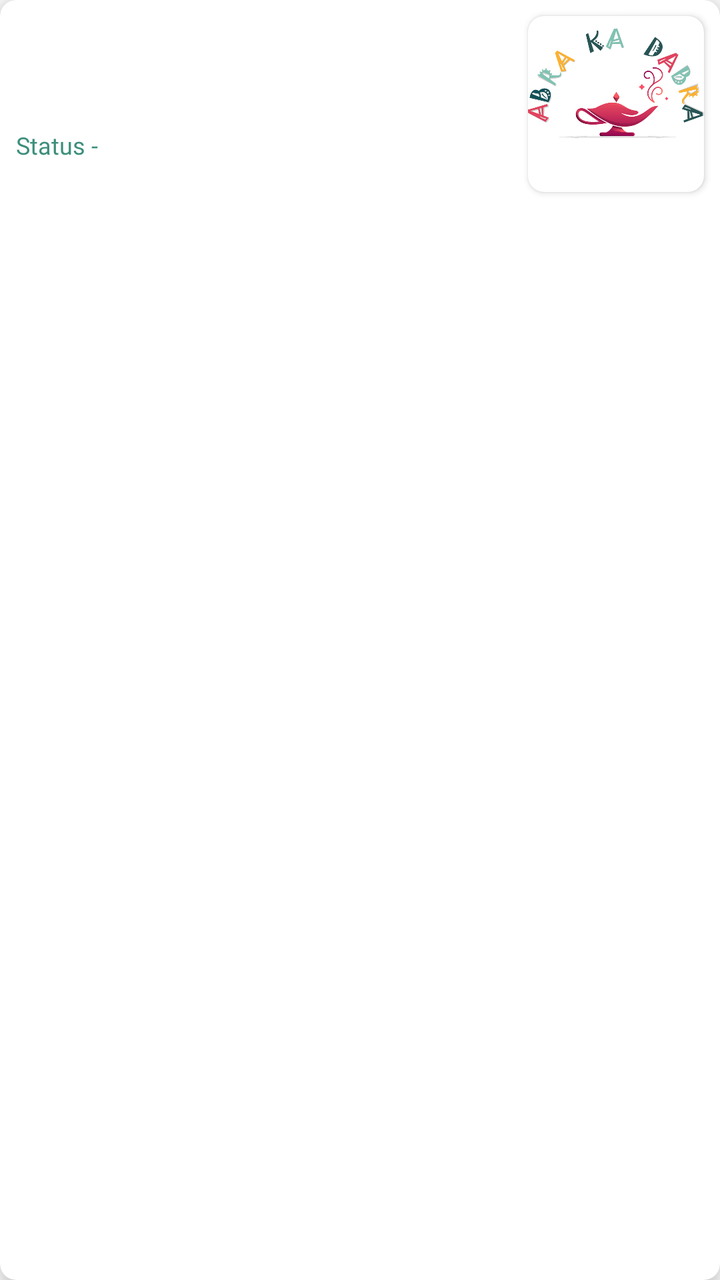
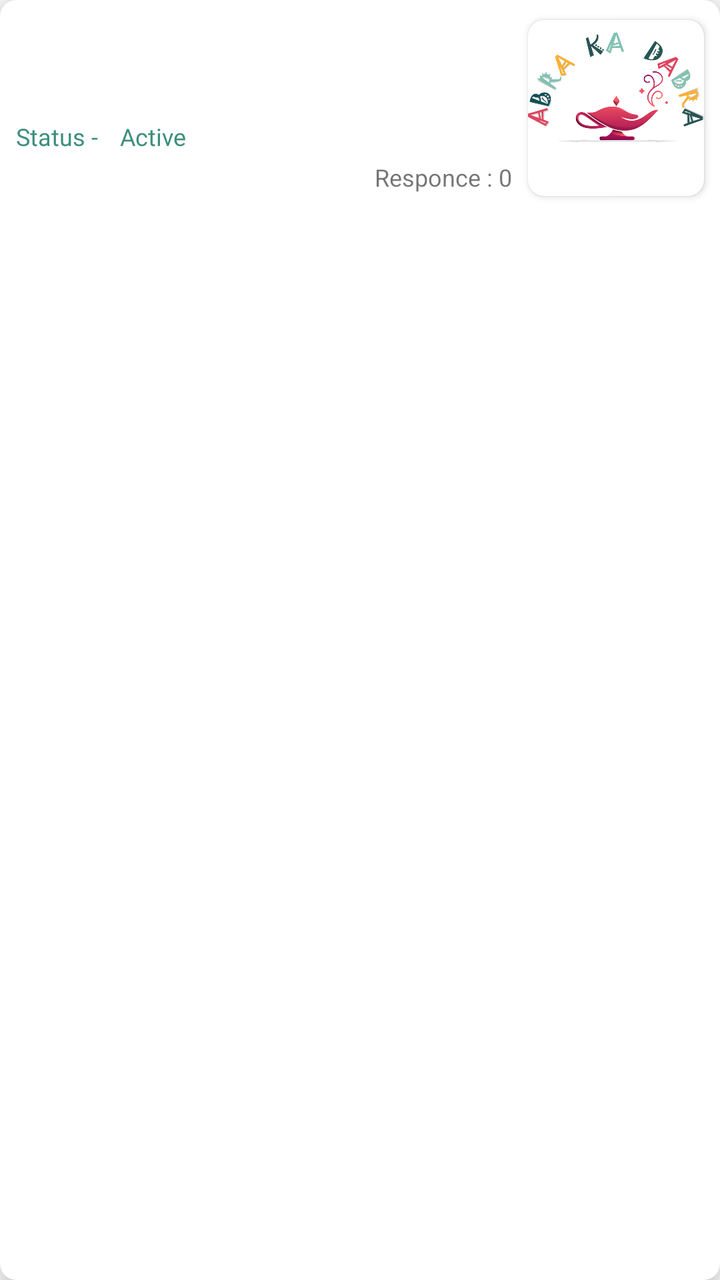

An Android layout rendered at two revisions. The XML below is the earlier revision; the diff shows what the commit changed to produce the second picture.
<!-- AndroidManifest.xml: application theme Theme.AbraaKaDabraa.App -->
<!-- res/layout/my_listing_row.xml -->
<?xml version="1.0" encoding="utf-8"?>
<androidx.cardview.widget.CardView
    android:id="@+id/cardItem"
    xmlns:android="http://schemas.android.com/apk/res/android"
    xmlns:app="http://schemas.android.com/apk/res-auto"
    xmlns:tools="http://schemas.android.com/tools"
    android:layout_width="match_parent"
    android:layout_height="wrap_content"
    app:cardCornerRadius="8dp"
    android:layout_margin="8dp"
    app:cardElevation="8dp">

    <androidx.constraintlayout.widget.ConstraintLayout
        android:layout_width="match_parent"
        android:layout_height="104dp">

        <androidx.cardview.widget.CardView
            android:id="@+id/cardView11"
            android:layout_width="wrap_content"
            android:layout_height="wrap_content"
            android:layout_marginTop="16dp"
            android:layout_marginEnd="8dp"
            android:layout_marginBottom="16dp"
            app:cardCornerRadius="8dp"
            app:layout_constraintBottom_toBottomOf="parent"
            app:layout_constraintEnd_toEndOf="parent"
            app:layout_constraintTop_toTopOf="parent">

            <ImageView
                android:id="@+id/imageView24"
                android:layout_width="88dp"
                android:layout_height="88dp"
                android:src="@drawable/app_logo_new" />
        </androidx.cardview.widget.CardView>

        <androidx.constraintlayout.widget.ConstraintLayout
            android:layout_width="0dp"
            android:layout_height="wrap_content"
            android:layout_marginStart="8dp"
            android:layout_marginEnd="8dp"
            app:layout_constraintBottom_toBottomOf="@+id/cardView11"
            app:layout_constraintEnd_toStartOf="@+id/cardView11"
            app:layout_constraintStart_toStartOf="parent"
            app:layout_constraintTop_toTopOf="@+id/cardView11">

            <TextView
                android:id="@+id/textView58"
                android:layout_width="0dp"
                android:layout_height="wrap_content"
                android:layout_marginTop="8dp"
                android:fontFamily="@font/montserrat_medium"
                android:text=""
                android:textColor="@color/title_color"
                android:textSize="12sp"
                app:layout_constraintEnd_toEndOf="parent"
                app:layout_constraintStart_toStartOf="parent"
                app:layout_constraintTop_toBottomOf="@+id/textView57" />

            <TextView
                android:id="@+id/textView59"
                android:layout_width="wrap_content"
                android:layout_height="wrap_content"
                android:layout_marginTop="8dp"
                android:layout_marginBottom="8dp"
                android:fontFamily="@font/montserrat_medium"
                android:text="Status - "
                android:textColor="#3C8F7C"
                android:textSize="12sp"
                app:layout_constraintBottom_toBottomOf="parent"
                app:layout_constraintStart_toStartOf="parent"
                app:layout_constraintTop_toBottomOf="@+id/textView58" />

            <TextView
                android:id="@+id/textView60"
                android:layout_width="0dp"
                android:layout_height="wrap_content"
                android:layout_marginStart="8dp"
                android:layout_marginEnd="2dp"
                android:fontFamily="@font/montserrat_medium"
                android:text="Active"
                android:visibility="gone"
                android:textColor="#3C8F7C"
                android:textSize="12sp"
                app:layout_constraintBottom_toBottomOf="@+id/textView59"
                app:layout_constraintEnd_toStartOf="@+id/textView115"
                app:layout_constraintStart_toEndOf="@+id/textView59"
                app:layout_constraintTop_toTopOf="@+id/textView59" />

            <TextView
                android:id="@+id/textView57"
                android:layout_width="0dp"
                android:layout_height="wrap_content"
                android:fontFamily="@font/montserrat_bold"
                android:text=""
                android:textColor="#535C6B"
                android:textSize="12sp"
                app:layout_constraintEnd_toEndOf="parent"
                app:layout_constraintStart_toStartOf="parent"
                app:layout_constraintTop_toTopOf="parent" />

            <TextView
                android:id="@+id/textView115"
                android:layout_width="0dp"
                android:layout_height="wrap_content"
                android:text=""
                android:textSize="12sp"
                app:layout_constraintBottom_toBottomOf="@+id/textView60"
                app:layout_constraintEnd_toEndOf="parent"
                app:layout_constraintTop_toTopOf="@+id/textView60" />
        </androidx.constraintlayout.widget.ConstraintLayout>
    </androidx.constraintlayout.widget.ConstraintLayout>
</androidx.cardview.widget.CardView>
<!-- resources referenced by this layout -->
<resources>
  <color name="title_color">#535C6B</color>
  <!-- drawable app_logo_new: png bitmap (drawable, 185574 bytes) -->
  <style name="Theme.AbraaKaDabraa.App" parent="Theme.MaterialComponents.Light.DarkActionBar">
          <item name="colorPrimary">@color/theme_color</item>
          <item name="colorPrimaryVariant">@color/theme_color</item>
          <item name="colorOnPrimary">@color/theme_color</item>
      </style>
  <color name="theme_color">#416D49</color>
</resources>

<!-- the commit's change to res/layout/my_listing_row.xml (unified diff, before → after) -->
@@ -12,7 +12,7 @@
 
     <androidx.constraintlayout.widget.ConstraintLayout
         android:layout_width="match_parent"
-        android:layout_height="104dp">
+        android:layout_height="108dp">
 
         <androidx.cardview.widget.CardView
             android:id="@+id/cardView11"
@@ -61,12 +61,10 @@
                 android:layout_width="wrap_content"
                 android:layout_height="wrap_content"
                 android:layout_marginTop="8dp"
-                android:layout_marginBottom="8dp"
                 android:fontFamily="@font/montserrat_medium"
                 android:text="Status - "
                 android:textColor="#3C8F7C"
                 android:textSize="12sp"
-                app:layout_constraintBottom_toBottomOf="parent"
                 app:layout_constraintStart_toStartOf="parent"
                 app:layout_constraintTop_toBottomOf="@+id/textView58" />
 
@@ -78,9 +76,9 @@
                 android:layout_marginEnd="2dp"
                 android:fontFamily="@font/montserrat_medium"
                 android:text="Active"
-                android:visibility="gone"
                 android:textColor="#3C8F7C"
                 android:textSize="12sp"
+                android:visibility="visible"
                 app:layout_constraintBottom_toBottomOf="@+id/textView59"
                 app:layout_constraintEnd_toStartOf="@+id/textView115"
                 app:layout_constraintStart_toEndOf="@+id/textView59"
@@ -102,11 +100,12 @@
                 android:id="@+id/textView115"
                 android:layout_width="0dp"
                 android:layout_height="wrap_content"
-                android:text=""
+                android:layout_marginTop="4dp"
+                android:text="Responce : 0"
                 android:textSize="12sp"
-                app:layout_constraintBottom_toBottomOf="@+id/textView60"
+                app:layout_constraintBottom_toBottomOf="parent"
                 app:layout_constraintEnd_toEndOf="parent"
-                app:layout_constraintTop_toTopOf="@+id/textView60" />
+                app:layout_constraintTop_toBottomOf="@+id/textView60" />
         </androidx.constraintlayout.widget.ConstraintLayout>
     </androidx.constraintlayout.widget.ConstraintLayout>
 </androidx.cardview.widget.CardView>
